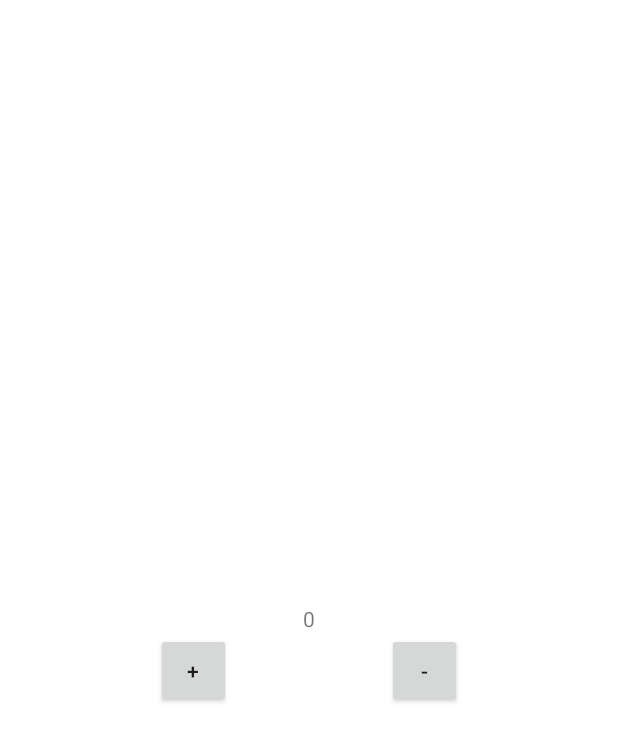
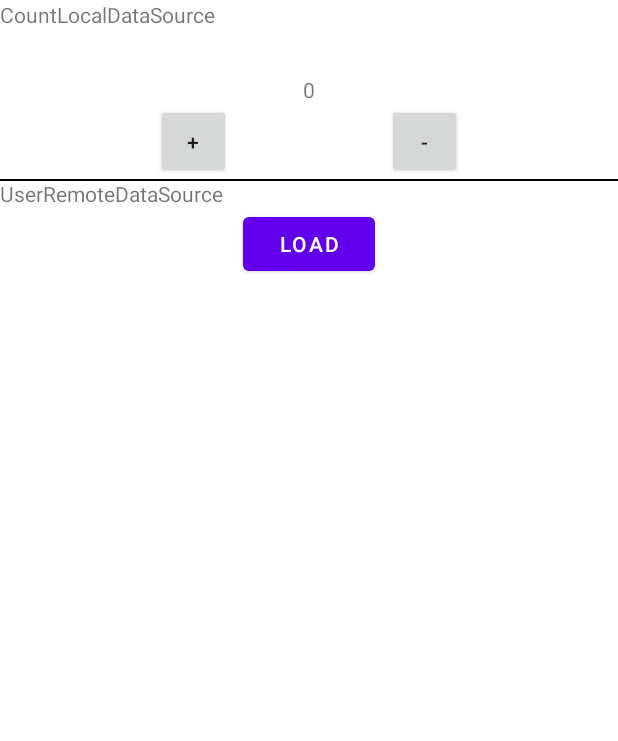
Before and after one commit to HYUNJUNEPARK/MVVM-Repository, an Android app: the screen it shows after launch (MainActivity), on a phone screen of 412 x 824 dp. Shown: the top 741 px of the screen. Run offline under Robolectric (Android 15) with nearby library versions, the phone set to English and light mode, and no system bars; our stand-ins replace data binding.

```diff
--- a/SimpleCounter/app/build.gradle
+++ b/SimpleCounter/app/build.gradle
@@ -43,11 +43,6 @@ dependencies {
     androidTestImplementation 'androidx.test.ext:junit:1.1.3'
     androidTestImplementation 'androidx.test.espresso:espresso-core:3.4.0'
 
-    //https://developer.android.com/jetpack/androidx/releases/lifecycle?hl=ko
-    def lifecycle_version = "2.4.0"
-    // ViewModel
-    implementation("androidx.lifecycle:lifecycle-viewmodel-ktx:$lifecycle_version")
-    // LiveData
-    implementation("androidx.lifecycle:lifecycle-livedata-ktx:$lifecycle_version")
-    implementation "androidx.activity:activity-ktx:1.1.0"
+    //vm
+    implementation 'androidx.fragment:fragment-ktx:1.5.5'
 }
--- a/SimpleCounter/app/src/main/java/com/june/simplecounter/data_layer/PreferenceManager.kt
+++ b/SimpleCounter/app/src/main/java/com/june/simplecounter/data_layer/CountLocalDataSource.kt
@@ -8,14 +8,14 @@ import android.content.SharedPreferences
  * data > data > 패키지명 > shared_prefs > pref.xml
  */
 
-class PreferenceManager private constructor(context: Context) {
+class CountLocalDataSource private constructor(context: Context) {
     companion object {
         const val INIT_VALUE_ALIAS = "initValue"
-        private var instance: PreferenceManager? = null
+        private var instance: CountLocalDataSource? = null
 
-        fun getInstance(_context: Context): PreferenceManager {
+        fun getInstance(_context: Context): CountLocalDataSource {
             return instance ?: synchronized(this) {
-                instance ?: PreferenceManager(_context).also {
+                instance ?: CountLocalDataSource(_context).also {
                     instance = it
                 }
             }
--- a/SimpleCounter/app/src/main/java/com/june/simplecounter/ui_layer/MainViewModel.kt
+++ b/SimpleCounter/app/src/main/java/com/june/simplecounter/ui_layer/CountViewModel.kt
@@ -4,28 +4,28 @@ import android.app.Application
 import androidx.lifecycle.AndroidViewModel
 import androidx.lifecycle.LiveData
 import androidx.lifecycle.MutableLiveData
-import com.june.simplecounter.data_layer.PreferenceManager
-import com.june.simplecounter.data_layer.PreferenceManager.Companion.INIT_VALUE_ALIAS
+import com.june.simplecounter.data_layer.CountLocalDataSource
+import com.june.simplecounter.data_layer.CountLocalDataSource.Companion.INIT_VALUE_ALIAS
 
-class MainViewModel(application: Application) : AndroidViewModel(application) {
+class CountViewModel(application: Application) : AndroidViewModel(application) {
     private val context = getApplication<Application>().applicationContext
-    private val preferenceManager = PreferenceManager.getInstance(context)
+    private val countLocalDataSource = CountLocalDataSource.getInstance(context)
 
     val count: LiveData<Int?>
         get() = _count
     private var _count = MutableLiveData<Int?>()
 
     init {
-        _count.value = preferenceManager.getInt(INIT_VALUE_ALIAS, 0)
+        _count.value = countLocalDataSource.getInt(INIT_VALUE_ALIAS, 0)
     }
 
     fun increase() {
         _count.value = _count.value?.plus(1)
-        preferenceManager.putInt(INIT_VALUE_ALIAS, _count.value)
+        countLocalDataSource.putInt(INIT_VALUE_ALIAS, _count.value)
     }
 
     fun decrease() {
         _count.value = _count.value?.minus(1)
-        preferenceManager.putInt(INIT_VALUE_ALIAS, _count.value)
+        countLocalDataSource.putInt(INIT_VALUE_ALIAS, _count.value)
     }
 }
--- a/SimpleCounter/app/src/main/java/com/june/simplecounter/ui_layer/MainActivity.kt
+++ b/SimpleCounter/app/src/main/java/com/june/simplecounter/ui_layer/MainActivity.kt
@@ -9,7 +9,7 @@ import com.june.simplecounter.databinding.ActivityMainBinding
 
 class MainActivity : AppCompatActivity() {
     private lateinit var binding: ActivityMainBinding
-    private val model: MainViewModel by viewModels()
+    private val model: CountViewModel by viewModels()
 
     override fun onCreate(savedInstanceState: Bundle?) {
         super.onCreate(savedInstanceState)
--- a/SimpleCounter/app/src/main/res/layout/activity_main.xml
+++ b/SimpleCounter/app/src/main/res/layout/activity_main.xml
@@ -4,15 +4,31 @@
     xmlns:tools="http://schemas.android.com/tools">
 
     <data>
+
         <variable
             name="viewModel"
-            type="com.june.simplecounter.ui_layer.MainViewModel" />
+            type="com.june.simplecounter.ui_layer.CountViewModel" />
     </data>
 
     <androidx.constraintlayout.widget.ConstraintLayout
         android:layout_width="match_parent"
         android:layout_height="match_parent"
         tools:context=".ui_layer.MainActivity">
+
+        <androidx.constraintlayout.widget.ConstraintLayout
+            android:id="@+id/countLayout"
+            android:layout_width="match_parent"
+            android:layout_height="wrap_content"
+            app:layout_constraintEnd_toEndOf="parent"
+            app:layout_constraintStart_toStartOf="parent"
+            app:layout_constraintTop_toTopOf="parent">
+
+            <TextView
+                android:layout_width="wrap_content"
+                android:layout_height="wrap_content"
+                android:text="CountLocalDataSource"
+                app:layout_constraintStart_toStartOf="parent"
+                app:layout_constraintTop_toTopOf="parent" />
 
             <TextView
                 android:id="@+id/txt_result"
@@ -28,8 +44,8 @@
                 android:id="@+id/plus"
                 android:layout_width="50dp"
                 android:layout_height="50dp"
+                android:onClick="@{() -> viewModel.increase()}"
                 android:text="+"
-            android:onClick="@{() -> viewModel.increase()}"
                 app:layout_constraintEnd_toStartOf="@+id/minus"
                 app:layout_constraintStart_toStartOf="parent"
                 app:layout_constraintTop_toBottomOf="@+id/txt_result" />
@@ -38,10 +54,47 @@
                 android:id="@+id/minus"
                 android:layout_width="50dp"
                 android:layout_height="50dp"
+                android:onClick="@{() -> viewModel.decrease()}"
                 android:text="-"
-            android:onClick="@{() -> viewModel.decrease()}"
                 app:layout_constraintEnd_toEndOf="parent"
                 app:layout_constraintStart_toEndOf="@+id/plus"
                 app:layout_constraintTop_toBottomOf="@+id/txt_result" />
         </androidx.constraintlayout.widget.ConstraintLayout>
+
+        <androidx.constraintlayout.widget.ConstraintLayout
+            android:layout_width="match_parent"
+            android:layout_height="1dp"
+            android:background="@color/black"
+            app:layout_constraintEnd_toEndOf="parent"
+            app:layout_constraintStart_toStartOf="parent"
+            app:layout_constraintTop_toBottomOf="@id/countLayout" />
+
+        <androidx.constraintlayout.widget.ConstraintLayout
+            android:layout_width="match_parent"
+            android:layout_height="wrap_content"
+            app:layout_constraintEnd_toEndOf="parent"
+            app:layout_constraintStart_toStartOf="parent"
+            app:layout_constraintTop_toBottomOf="@id/countLayout">
+
+            <TextView
+                android:id="@+id/tv1"
+                android:layout_width="wrap_content"
+                android:layout_height="wrap_content"
+                android:text="UserRemoteDataSource"
+                app:layout_constraintStart_toStartOf="parent"
+                app:layout_constraintTop_toTopOf="parent" />
+
+            <Button
+                android:layout_width="wrap_content"
+                android:layout_height="wrap_content"
+                android:text="load"
+                app:layout_constraintBottom_toBottomOf="parent"
+                app:layout_constraintEnd_toEndOf="parent"
+                app:layout_constraintStart_toStartOf="parent"
+                app:layout_constraintTop_toBottomOf="@id/tv1" />
+
+        </androidx.constraintlayout.widget.ConstraintLayout>
+
+
+    </androidx.constraintlayout.widget.ConstraintLayout>
 </layout>
```
Lines whose indentation alone changed are shown as unchanged.
